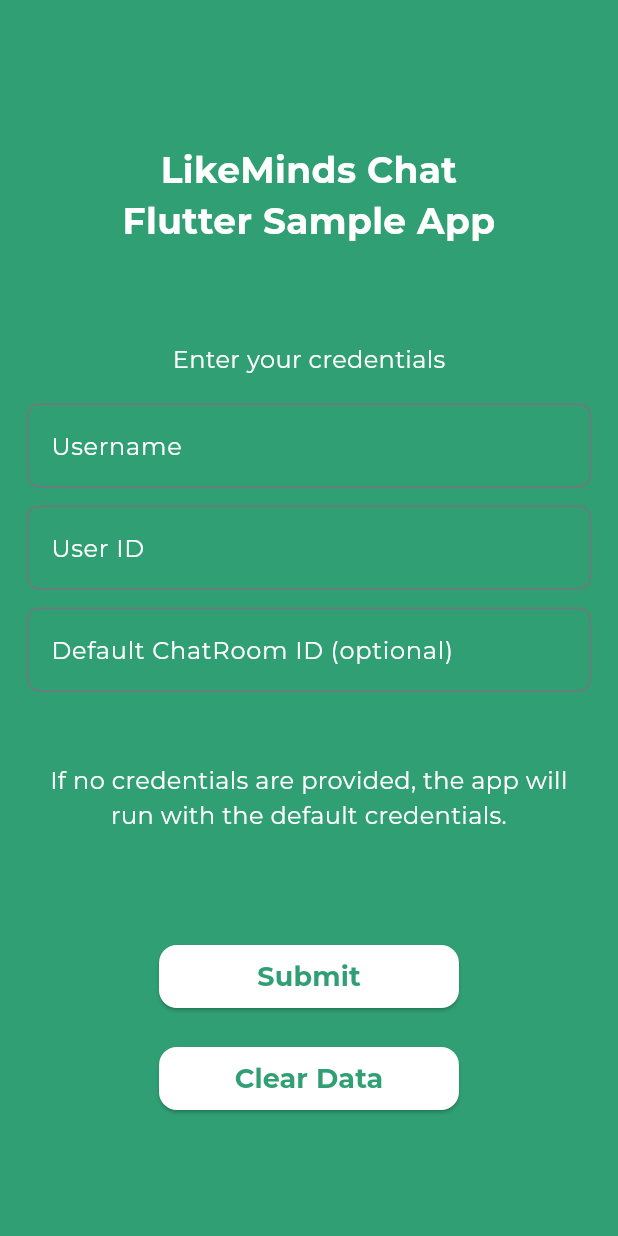
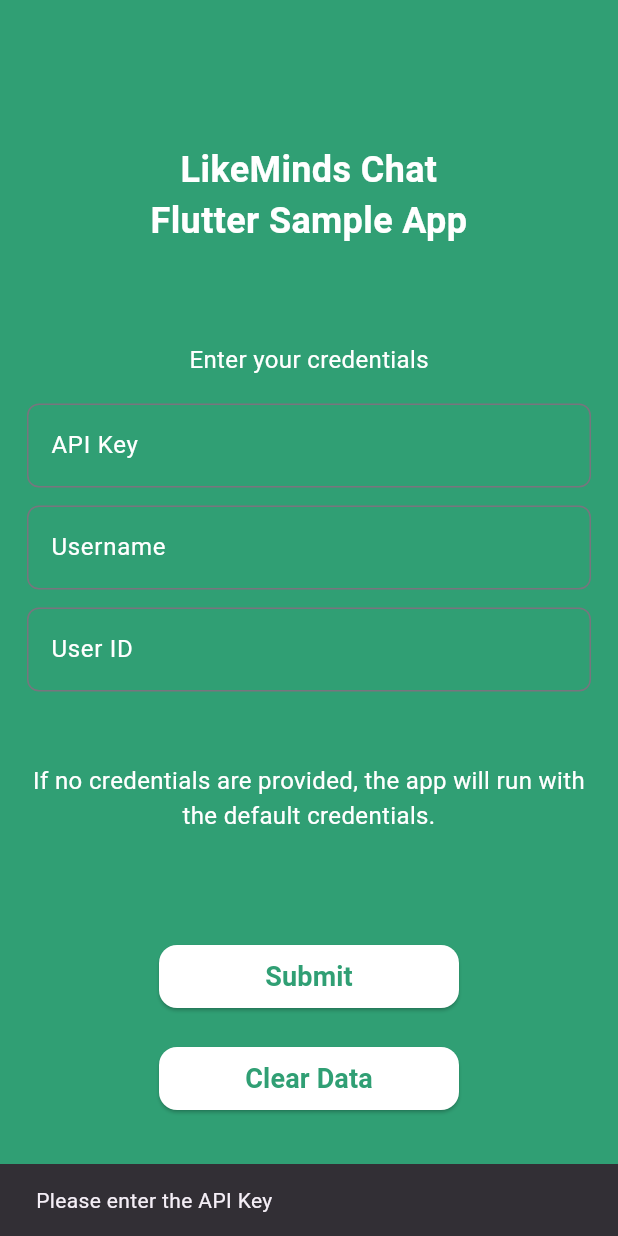
Before and after one commit to LikeMindsCommunity/likeminds-chat-flutter, a Flutter app: the screen it shows after launch, after a tap on "Submit", on a phone screen of 412 x 824 dp. Run offline on Flutter 3.47's test engine with Material 3 defaults, Android fonts, the phone set to English and light mode, and no system bars; drawn by our look-alikes of overlay_support; our stand-ins replace bloc, cached_network_image, connectivity_plus, device_info_plus, dio, envied and 12 more; missing offline and left inert: custom_pop_up_menu, extended_text_field, likeminds_chat_fl, media_kit, media_kit_video, pdf_bitmaps and 3 more; accounts and stored records are empty; generated files the repository leaves out were written again; statements that could not run were skipped.

Commit message:
feat: added api key switcher in example app

```diff
--- a/example/lib/onboarding/cred_screen.dart
+++ b/example/lib/onboarding/cred_screen.dart
@@ -1,11 +1,12 @@
 import 'package:flutter/material.dart';
-import 'package:google_fonts/google_fonts.dart';
-import 'package:likeminds_chat_flutter_sample/utils/mock_intiate_user.dart';
+import 'package:likeminds_chat_fl/likeminds_chat_fl.dart';
 import 'package:overlay_support/overlay_support.dart';
 import 'package:likeminds_chat_flutter_core/likeminds_chat_flutter_core.dart';
 import 'package:likeminds_chat_flutter_sample/utils/network_handling.dart';
 
+/// The credentials screen for the app.
 class CredScreen extends StatefulWidget {
+  /// Constructor for the CredScreen
   const CredScreen({super.key});
 
   @override
@@ -15,7 +16,7 @@ class CredScreen extends StatefulWidget {
 class _CredScreenState extends State<CredScreen> {
   final TextEditingController _usernameController = TextEditingController();
   final TextEditingController _userIdController = TextEditingController();
-  final TextEditingController _chatroomController = TextEditingController();
+  final TextEditingController _apiKeyController = TextEditingController();
   static const backgroundColor = Color.fromARGB(255, 48, 159, 116);
 
   final ButtonStyle buttonStyle = ElevatedButton.styleFrom(
@@ -28,7 +29,7 @@ class _CredScreenState extends State<CredScreen> {
       42,
     ),
   );
-  final TextStyle buttonTextStyle = GoogleFonts.montserrat(
+  final TextStyle buttonTextStyle = const TextStyle(
     color: backgroundColor,
     fontSize: 18,
     fontWeight: FontWeight.bold,
@@ -39,6 +40,35 @@ class _CredScreenState extends State<CredScreen> {
     super.initState();
     NetworkConnectivity networkConnectivity = NetworkConnectivity.instance;
     networkConnectivity.initialise();
+    _setTextFieldData();
+  }
+
+  @override
+  void dispose() {
+    _usernameController.dispose();
+    _userIdController.dispose();
+    _apiKeyController.dispose();
+    super.dispose();
+  }
+
+  void _setTextFieldData() {
+    User? user = LMChatCore.instance.lmChatClient.getLoggedInUser().data;
+    String? apiKey = LMChatLocalPreference.instance
+        .fetchCache(LMChatStringConstants.apiKey)
+        ?.value as String?;
+    if (user != null) {
+      _usernameController.text = user.name;
+      _userIdController.text = user.sdkClientInfo?.uuid ?? "";
+    }
+    if (apiKey != null) {
+      _apiKeyController.text = apiKey;
+    }
+  }
+
+  void _clearTextFieldData() {
+    _usernameController.clear();
+    _userIdController.clear();
+    _apiKeyController.clear();
   }
 
   @override
@@ -52,19 +82,19 @@ class _CredScreenState extends State<CredScreen> {
           child: Column(
             children: [
               const SizedBox(height: 96),
-              Text(
+              const Text(
                 "LikeMinds Chat\nFlutter Sample App",
                 textAlign: TextAlign.center,
-                style: GoogleFonts.montserrat(
+                style: TextStyle(
                   color: Colors.white,
                   fontSize: 24,
                   fontWeight: FontWeight.bold,
                 ),
               ),
               const SizedBox(height: 64),
-              Text(
+              const Text(
                 "Enter your credentials",
-                style: GoogleFonts.montserrat(
+                style: TextStyle(
                   color: Colors.white,
                   fontSize: 16,
                 ),
@@ -72,7 +102,24 @@ class _CredScreenState extends State<CredScreen> {
               const SizedBox(height: 18),
               TextField(
                 cursorColor: Colors.white,
-                style: GoogleFonts.montserrat(color: Colors.white),
+                controller: _apiKeyController,
+                style: const TextStyle(color: Colors.white),
+                decoration: InputDecoration(
+                  fillColor: Colors.white,
+                  focusColor: Colors.white,
+                  border: OutlineInputBorder(
+                    borderRadius: BorderRadius.circular(8),
+                  ),
+                  labelText: 'API Key',
+                  labelStyle: const TextStyle(
+                    color: Colors.white,
+                  ),
+                ),
+              ),
+              const SizedBox(height: 12),
+              TextField(
+                cursorColor: Colors.white,
+                style: const TextStyle(color: Colors.white),
                 controller: _usernameController,
                 decoration: InputDecoration(
                   fillColor: Colors.white,
@@ -81,7 +128,7 @@ class _CredScreenState extends State<CredScreen> {
                     borderRadius: BorderRadius.circular(8),
                   ),
                   labelText: 'Username',
-                  labelStyle: GoogleFonts.montserrat(
+                  labelStyle: const TextStyle(
                     color: Colors.white,
                   ),
                 ),
@@ -90,7 +137,7 @@ class _CredScreenState extends State<CredScreen> {
               TextField(
                 cursorColor: Colors.white,
                 controller: _userIdController,
-                style: GoogleFonts.montserrat(color: Colors.white),
+                style: const TextStyle(color: Colors.white),
                 decoration: InputDecoration(
                     fillColor: Colors.white,
                     focusColor: Colors.white,
@@ -98,32 +145,15 @@ class _CredScreenState extends State<CredScreen> {
                       borderRadius: BorderRadius.circular(8),
                     ),
                     labelText: 'User ID',
-                    labelStyle: GoogleFonts.montserrat(
+                    labelStyle: const TextStyle(
                       color: Colors.white,
                     )),
               ),
-              const SizedBox(height: 12),
-              TextField(
-                cursorColor: Colors.white,
-                controller: _chatroomController,
-                style: GoogleFonts.montserrat(color: Colors.white),
-                decoration: InputDecoration(
-                  fillColor: Colors.white,
-                  focusColor: Colors.white,
-                  border: OutlineInputBorder(
-                    borderRadius: BorderRadius.circular(8),
-                  ),
-                  labelText: 'Default ChatRoom ID (optional)',
-                  labelStyle: GoogleFonts.montserrat(
-                    color: Colors.white,
-                  ),
-                ),
-              ),
               const SizedBox(height: 48),
-              Text(
+              const Text(
                 "If no credentials are provided, the app will run with the default credentials.",
                 textAlign: TextAlign.center,
-                style: GoogleFonts.montserrat(
+                style: TextStyle(
                   color: Colors.white,
                   fontSize: 16,
                 ),
@@ -142,6 +172,8 @@ class _CredScreenState extends State<CredScreen> {
                 style: buttonStyle,
                 onPressed: () async {
                   await LMChatLocalPreference.instance.clearLocalData();
+                  _clearTextFieldData();
+                  setState(() {});
                 },
                 child: Text(
                   "Clear Data",
@@ -157,22 +189,26 @@ class _CredScreenState extends State<CredScreen> {
   }
 
   Future<void> _onSubmit() async {
-    String username =
-        _usernameController.text.isEmpty ? "divi" : _usernameController.text;
-    String userId =
-        _userIdController.text.isEmpty && _usernameController.text.isEmpty
-            ? 'divi'
-            : _userIdController.text;
-    // int? defaultChatroom = int.tryParse(_chatroomController.text);
-    if (username.isEmpty || userId.isEmpty) {
+    String apiKey = _apiKeyController.text;
+    String username = _usernameController.text;
+    String userId = _userIdController.text;
+    if (apiKey.isEmpty) {
       ScaffoldMessenger.of(context).showSnackBar(
         const SnackBar(
-          content: Text("Please enter valid credentials"),
+          content: Text("Please enter the API Key"),
+        ),
+      );
+      return;
+    }
+    if (userId.isEmpty) {
+      ScaffoldMessenger.of(context).showSnackBar(
+        const SnackBar(
+          content: Text("Please enter the User ID"),
         ),
       );
     } else {
       final response = await LMChatCore.instance.showChatWithApiKey(
-        apiKey: "b3a5e07d-85c4-4d8d-9ec0-ca07e841b35b",
+        apiKey: apiKey,
         uuid: userId,
         userName: username,
       );
--- a/example/pubspec.yaml
+++ b/example/pubspec.yaml
@@ -17,7 +17,6 @@ dependencies:
   likeminds_chat_flutter_core: ^0.5.1
   likeminds_chat_flutter_ui: ^0.5.1
   likeminds_chat_fl: ^1.6.0
-  google_fonts: ^6.2.1
   flutter_dotenv: ^5.1.0
   firebase_messaging: ^14.9.3
   device_info_plus: ^10.1.0
--- a/lib/packages/core/lib/src/blocs/blocs.dart
+++ b/lib/packages/core/lib/src/blocs/blocs.dart
@@ -5,3 +5,5 @@ export 'conversation/conversation_bloc.dart';
 export 'conversation_action/conversation_action_bloc.dart';
 export 'participants/participants_bloc.dart';
 export 'dm/dm_bloc.dart';
+export 'profile/profile_bloc.dart';
+export 'analytics/analytics_bloc.dart';
--- /dev/null
+++ b/lib/packages/core/lib/src/blocs/profile/event_handler/login_required_event_handler.dart
@@ -0,0 +1,6 @@
+part of '../profile_bloc.dart';
+
+/// map login required event to the event handler
+void _handleLMLoginRequiredEvent(
+        LMChatLoginRequiredEvent event, Emitter<LMChatProfileState> emit) =>
+    emit(LMChatLoginRequiredState());
--- /dev/null
+++ b/lib/packages/core/lib/src/blocs/profile/event_handler/logout_event_handler.dart
@@ -0,0 +1,6 @@
+part of '../profile_bloc.dart';
+
+/// map logout event to the event handler
+void _handleLMLogoutEvent(
+        LMChatLogoutEvent event, Emitter<LMChatProfileState> emit) =>
+    emit(LMChatLogoutState());
--- a/lib/packages/core/lib/src/core/core.dart
+++ b/lib/packages/core/lib/src/core/core.dart
@@ -1,4 +1,5 @@
 import 'package:likeminds_chat_fl/likeminds_chat_fl.dart';
+import 'package:likeminds_chat_flutter_core/src/blocs/blocs.dart';
 import 'package:likeminds_chat_flutter_core/src/core/configurations.dart';
 import 'package:likeminds_chat_flutter_core/src/utils/firebase/firebase.dart';
 import 'package:likeminds_chat_flutter_core/src/utils/utils.dart';
@@ -57,6 +58,8 @@ class LMChatCore {
     LMChatWidgetUtility? widgets,
     LMChatThemeData? theme,
     LMChatCoreCallback? lmChatCallback,
+    Function(LMChatAnalyticsEventFired)? analyticsListener,
+    Function(LMChatProfileState)? profileListener,
   }) async {
     final lmChatSDKCallback =
         LMChatSDKCallbackImpl(lmChatCallback: lmChatCallback);
@@ -69,7 +72,20 @@ class LMChatCore {
     LMResponse isDBInitiated = await this.lmChatClient.initiateDB();
     if (!isDBInitiated.success) {
       return LMResponse.error(
-          errorMessage: isDBInitiated.errorMessage ?? "Error in setting up local storage");
+          errorMessage: isDBInitiated.errorMessage ??
+              "Error in setting up local storage");
+    }
+    if (analyticsListener != null) {
+      LMChatAnalyticsBloc.instance.stream.listen((LMChatAnalyticsState event) {
+        if (event is LMChatAnalyticsEventFired) {
+          analyticsListener.call(event);
+        }
+      });
+    }
+    if (profileListener != null) {
+      LMChatProfileBloc.instance.stream.listen((event) {
+        profileListener.call(event);
+      });
     }
     await initFirebase();
     return LMResponse.success(data: null);
```
Also changed, not shown: lib/packages/core/lib/src/blocs/analytics/analytics_bloc.dart (added, +27 -0 lines), lib/packages/core/lib/src/blocs/analytics/analytics_event.dart (added, +49 -0 lines), lib/packages/core/lib/src/blocs/analytics/analytics_state.dart (added, +47 -0 lines), lib/packages/core/lib/src/blocs/analytics/handler/fire_analytics_event_handler.dart (added, +18 -0 lines), lib/packages/core/lib/src/blocs/profile/event_handler/route_to_user_profile_event_handler.dart (added, +12 -0 lines), lib/packages/core/lib/src/blocs/profile/profile_bloc.dart (added, +32 -0 lines), lib/packages/core/lib/src/blocs/profile/profile_event.dart (added, +50 -0 lines), lib/packages/core/lib/src/blocs/profile/profile_state.dart (added, +47 -0 lines), lib/packages/core/lib/src/convertors/chatroom/chatroom_convertor.dart (+0 -68 lines), lib/packages/core/lib/src/convertors/tag/tag_convertor.dart (+0 -27 lines).
